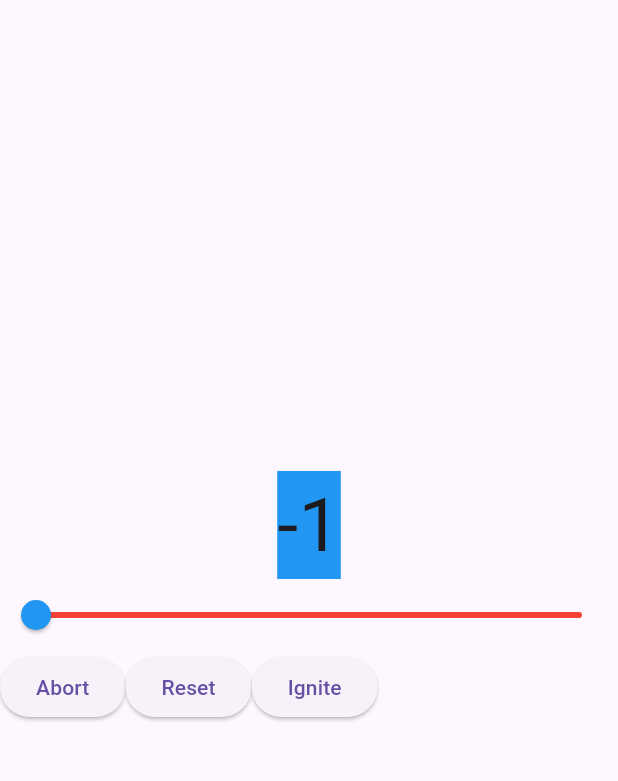
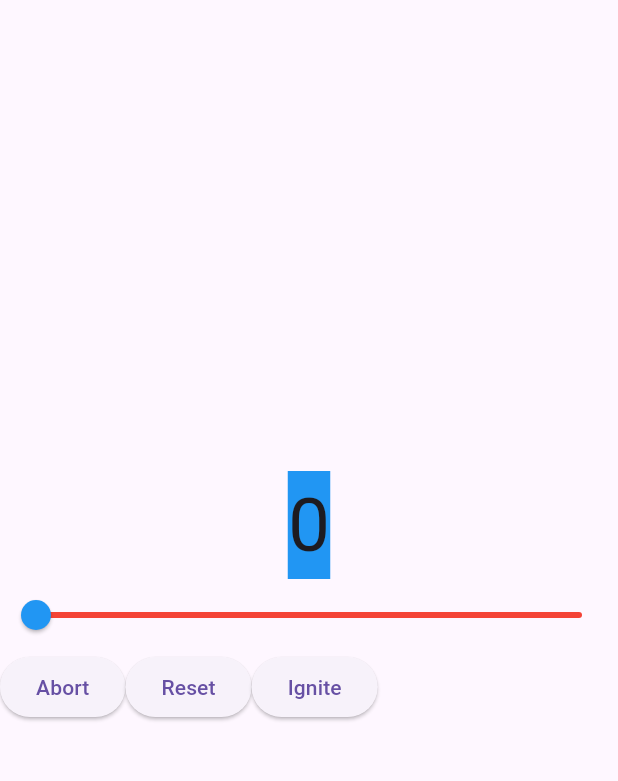
Before and after one commit to Mebibora/inclass_6, a Flutter app: the screen it shows after launch, after a tap on "Abort", on a phone screen of 412 x 824 dp, the part 63-844 px from its top. Run offline on Flutter 3.47's test engine with Material 3 defaults, Android fonts, the phone set to English and light mode, and no system bars.

Commit message:
fixed boundary error

```diff
--- a/lib/main.dart
+++ b/lib/main.dart
@@ -31,7 +31,12 @@ class _CounterWidgetState extends State<CounterWidget> {
 
   void _abort() {
     setState(() {
-      _counter -= 1;
+      if (_counter == 0){
+        _counter = 0;
+      } else{
+        _counter -= 1;
+      }
+
     });
   }
 
@@ -43,7 +48,11 @@ class _CounterWidgetState extends State<CounterWidget> {
 
     void _ignite() {
     setState(() {
-      _counter += 1;
+      if (_counter == 100){
+        _counter = 100;
+      } else{
+        _counter += 1;
+      }
     });
   }
 
@@ -80,9 +89,13 @@ class _CounterWidgetState extends State<CounterWidget> {
             activeColor: Colors.blue,
             inactiveColor: Colors.red,
           ),
-          Row(
+          Center(
+
+          child: Row(
+
             children: [
               ElevatedButton(
+
                 onPressed: () {
                   _abort();
                 },
@@ -102,6 +115,7 @@ class _CounterWidgetState extends State<CounterWidget> {
               ),
             ]
           )
+          )
         ],
       ),
     );
```
